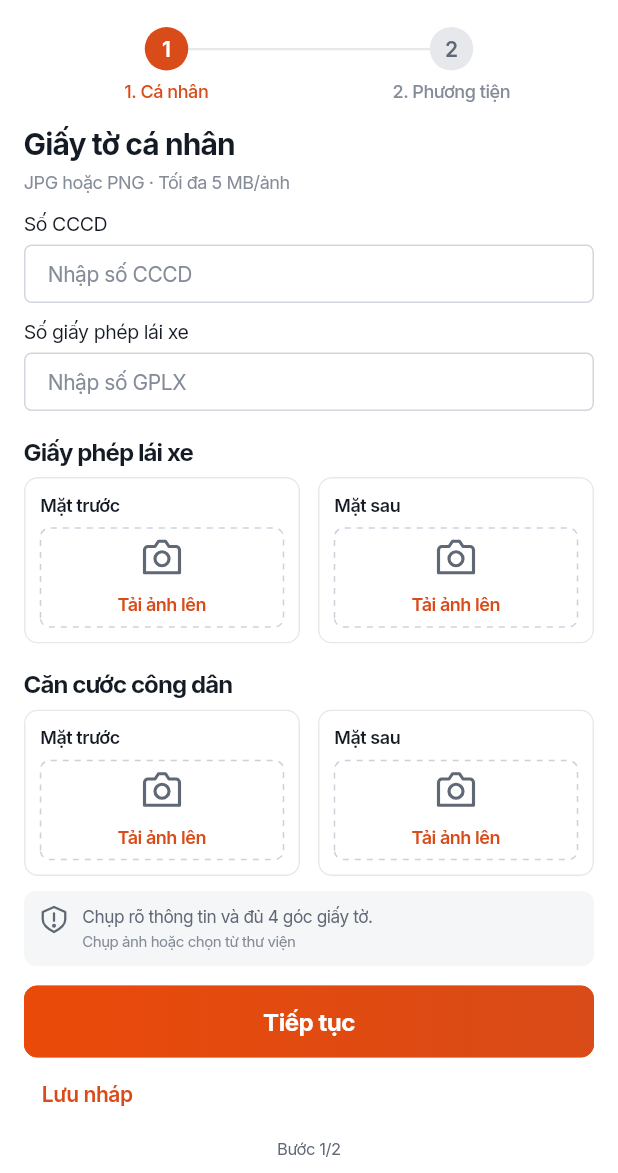
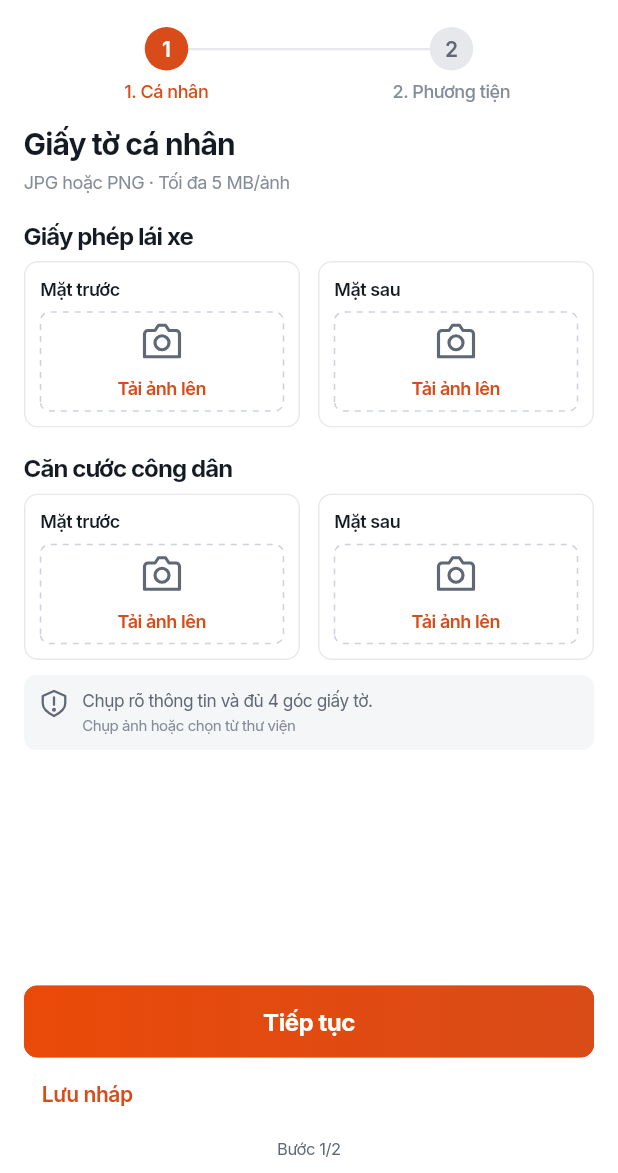
Before and after one commit to hoangnm2111/ModMove-mobile, a Flutter app: the VerificationScreen screen opened directly, on a phone screen of 412 x 824 dp, the part 63-1236 px from its top. Run offline on Flutter 3.47's test engine with Material 3 defaults, Android fonts, the phone set to English and light mode, and no system bars; our stand-ins replace bloc_concurrency, firebase_core, firebase_messaging, flutter_bloc, flutter_local_notifications, flutter_svg and 2 more; missing offline and left inert: mapvina_gl, signalr_netcore; accounts and stored records are empty; network calls fail.

Commit message:
feat(driver): drop CCCD and GPLX number inputs from the application
Drivers submit 7 photos plus vehicle type, plate and payload only; Admin reads
the ID numbers on the photos (decision 2026-11-18, backend plan
2026-11-18-remove-id-numbers).

- Stop sending citizenIdNumber / driverLicenseNumber in POST driver/onboarding
  and remove them from the application fields.
- Remove the two number inputs from the registration step and the two rows
  from the profile screen; keep the four document photo tiles.
- Remove the personal-info validation (ValidateDriverApplication.personal).
- Mock API and demo data: drop the number fields and the fake duplicate case
  for them; the duplicate demo case now uses the plate only.
- Tests: assert the submit body has no ID numbers; update flow, mock API,
  rejection mapper and verification screen tests.

```diff
--- a/lib/features/driver_trip/data/driver_api.dart
+++ b/lib/features/driver_trip/data/driver_api.dart
@@ -29,10 +29,9 @@ class DriverApi {
       _map(await _api.get('/driver/onboarding/status'));
 
   /// Đúng 7 URL theo thứ tự: GPLX trước, GPLX sau, đăng ký xe, đăng kiểm, ảnh xe, CCCD trước, CCCD sau.
+  /// Không gửi số CCCD/GPLX: Admin đọc số trên ảnh (2026-11-18).
   Future<int> submitOnboarding({
     required int vehicleTypeId,
-    required String citizenIdNumber,
-    required String driverLicenseNumber,
     required String licensePlate,
     required num maxLoadWeightKg,
     required List<String> documentUrls,
@@ -40,8 +39,6 @@ class DriverApi {
     final j = _map(
       await _api.post('/driver/onboarding', {
         'vehicleTypeId': vehicleTypeId,
-        'citizenIdNumber': citizenIdNumber,
-        'driverLicenseNumber': driverLicenseNumber,
         'licensePlate': licensePlate,
         'maxLoadWeightKg': maxLoadWeightKg,
         'documentUrls': documentUrls,
--- a/lib/features/onboarding/data/repositories/backend_driver_repository.dart
+++ b/lib/features/onboarding/data/repositories/backend_driver_repository.dart
@@ -24,8 +24,6 @@ class BackendDriverRepository implements DriverProfileRepository, VehicleTypeCat
     fields: {
       'fullName': fullName,
       'phone': phone,
-      'citizenId': '',
-      'license': '',
       'vehicleType': '',
       'vehicleTypeId': '',
       'plate': '',
@@ -128,8 +126,6 @@ class BackendDriverRepository implements DriverProfileRepository, VehicleTypeCat
     final fields = {
       'fullName': '${profile['fullName'] ?? ''}',
       'phone': '${profile['phoneNumber'] ?? ''}',
-      'citizenId': pick(onboarding['citizenIdNumber'], profile['citizenIdNumber']),
-      'license': pick(onboarding['driverLicenseNumber'], profile['driverLicenseNumber']),
       'vehicleType': pick(onboarding['vehicleTypeName'], vehicle?['vehicleTypeName']),
       'vehicleTypeId': pick(onboarding['vehicleTypeId'], status['vehicleTypeId']),
       'plate': pick(onboarding['licensePlate'], vehicle?['licensePlate']),
@@ -142,8 +138,6 @@ class BackendDriverRepository implements DriverProfileRepository, VehicleTypeCat
     if (!hasApplication && !hasProfile) {
       final local = _cached.fields;
       for (final key in const [
-        'citizenId',
-        'license',
         'vehicleType',
         'vehicleTypeId',
         'plate',
@@ -195,8 +189,6 @@ class BackendDriverRepository implements DriverProfileRepository, VehicleTypeCat
     await _call(
       () => api.submitOnboarding(
         vehicleTypeId: typeId,
-        citizenIdNumber: (fields['citizenId'] ?? '').trim(),
-        driverLicenseNumber: (fields['license'] ?? '').trim(),
         licensePlate: (fields['plate'] ?? '').trim().toUpperCase(),
         maxLoadWeightKg: num.parse((fields['payload'] ?? '0').replaceAll(',', '.')),
         documentUrls: urls,
--- a/lib/features/onboarding/data/repositories/demo_driver_repository.dart
+++ b/lib/features/onboarding/data/repositories/demo_driver_repository.dart
@@ -27,8 +27,6 @@ class DemoDriverRepository implements DriverRepository {
       fields: {
         'fullName': 'Nguyễn Minh Anh',
         'phone': '0901234678',
-        'citizenId': complete ? '001201000123' : '',
-        'license': complete ? '790123456789' : '',
         'vehicleType': 'Xe tải 1 tấn',
         'plate': '29C-123.45',
         'payload': '1000',
--- a/lib/features/onboarding/domain/rejection_mapper.dart
+++ b/lib/features/onboarding/domain/rejection_mapper.dart
@@ -7,7 +7,7 @@ class RejectionSummary {
   /// Giấy tờ bị từ chối → lý do (phần sau dấu `:`).
   final Map<DocumentKind, String> documents;
 
-  /// Lý do không gắn với giấy tờ nào (số CCCD, biển số, ghi chú khác…), giữ nguyên chữ của Admin.
+  /// Lý do không gắn với giấy tờ nào (biển số, ghi chú khác…), giữ nguyên chữ của Admin.
   final List<String> others;
 
   static const empty = RejectionSummary({}, []);
--- a/lib/features/onboarding/domain/usecases/driver_usecases.dart
+++ b/lib/features/onboarding/domain/usecases/driver_usecases.dart
@@ -21,8 +21,7 @@ class SubmitDriverApplication {
     if (!application.canEdit) {
       throw const ApplicationFailure('Hồ sơ đã gửi hoặc đang được xử lý.');
     }
-    if (validation.personal(application.fields).isNotEmpty ||
-        validation.vehicle(application.fields).isNotEmpty) {
+    if (validation.vehicle(application.fields).isNotEmpty) {
       throw const ApplicationFailure('Vui lòng kiểm tra thông tin hồ sơ.');
     }
     if (validation.missingDocuments(application).isNotEmpty) {
--- a/lib/features/onboarding/domain/usecases/validate_driver_application.dart
+++ b/lib/features/onboarding/domain/usecases/validate_driver_application.dart
@@ -24,14 +24,6 @@ class ValidateDriverApplication {
     }
     return null;
   }
-
-  Map<String, String> personal(Map<String, String> fields) => {
-    // Khớp validator của BE: CCCD 9–12 chữ số; GPLX 8–20 chữ hoặc số.
-    if (!RegExp(r'^\d{9,12}$').hasMatch((fields['citizenId'] ?? '').trim()))
-      'citizenId': 'CCCD cần 9 đến 12 chữ số.',
-    if (!RegExp(r'^[0-9A-Za-z]{8,20}$').hasMatch((fields['license'] ?? '').trim()))
-      'license': 'GPLX cần 8 đến 20 chữ hoặc số.',
-  };
 
   Map<String, String> vehicle(Map<String, String> fields) {
     final errors = <String, String>{};
--- a/lib/features/onboarding/presentation/controllers/driver_controller.dart
+++ b/lib/features/onboarding/presentation/controllers/driver_controller.dart
@@ -200,7 +200,6 @@ class DriverController extends Cubit<DriverPresentationState> {
     }
   }
 
-  Map<String, String> personalErrors() => validation.personal(fields);
   Map<String, String> vehicleErrors() => validation.vehicle(fields);
   List<DocumentKind> missingDocuments({bool personalOnly = false}) {
     final missing = validation
--- a/lib/features/onboarding/presentation/screens/verification_screen.dart
+++ b/lib/features/onboarding/presentation/screens/verification_screen.dart
@@ -312,9 +312,7 @@ class _VerificationScreenState extends State<VerificationScreen> {
         keyboardType: keyboard,
         style: appText(size: 14),
         onChanged: (value) => driver.setField(key, value),
-        validator: (_) => key == 'citizenId' || key == 'license'
-            ? driver.personalErrors()[key]
-            : driver.vehicleErrors()[key],
+        validator: (_) => driver.vehicleErrors()[key],
         decoration: InputDecoration(
           hintText: hint,
           contentPadding: const EdgeInsets.symmetric(
@@ -332,22 +330,6 @@ class _VerificationScreenState extends State<VerificationScreen> {
     Text(
       'JPG hoặc PNG · Tối đa 5 MB/ảnh',
       style: appText(size: 12, color: AppColors.muted),
-    ),
-    const SizedBox(height: 10),
-    _field(
-      driver,
-      'citizenId',
-      'Số CCCD',
-      hint: 'Nhập số CCCD',
-      keyboard: TextInputType.number,
-    ),
-    const SizedBox(height: 10),
-    _field(
-      driver,
-      'license',
-      'Số giấy phép lái xe',
-      hint: 'Nhập số GPLX',
-      keyboard: TextInputType.number,
     ),
     const SizedBox(height: 16),
     const SectionTitle('Giấy phép lái xe', size: 16),
--- a/lib/features/onboarding/presentation/widgets/profile_widgets.dart
+++ b/lib/features/onboarding/presentation/widgets/profile_widgets.dart
@@ -310,6 +310,3 @@ class ProfileDetailRow extends StatelessWidget {
 String maskPhone(String phone) => phone.length < 5
     ? phone
     : '${phone.substring(0, 2)}•• ••• ${phone.substring(phone.length - 3)}';
-String maskDocument(String value) => value.length < 4
-    ? 'Chưa bổ sung'
-    : '•••• •••• ${value.substring(value.length - 4)}';
```
Also changed, not shown: lib/features/onboarding/data/services/mock_driver_api.dart (+4 -12 lines), lib/features/onboarding/presentation/screens/driver_profile_screen.dart (+1 -10 lines), 5 other files.
